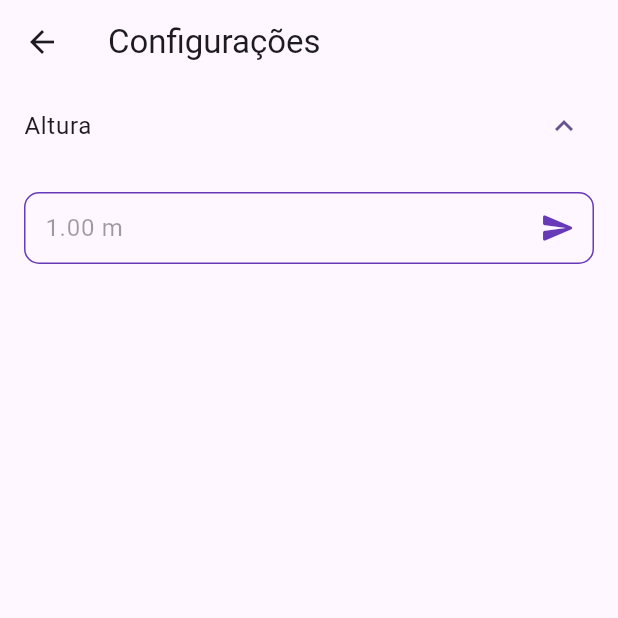
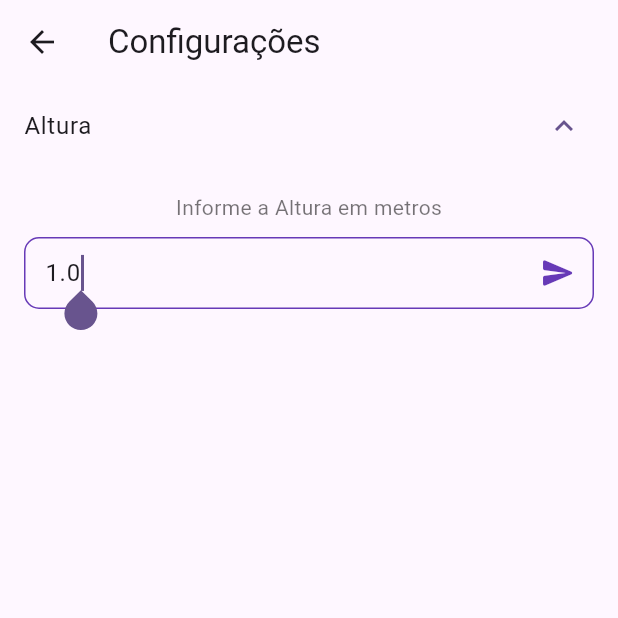
Before and after one commit to hakkinenT/flutter_calculadora_imc_hive, a Flutter app: the SettingsPage screen opened directly, after a tap on "Altura", on a phone screen of 412 x 824 dp, the top half of it. Run offline on Flutter 3.47's test engine with Material 2 defaults, Android fonts, the phone set to English and light mode, and no system bars; our stand-ins replace sqflite; accounts and stored records are empty; network calls fail.

Commit message:
ajuste no campo do formulário de texto e no campo de altura

```diff
--- a/lib/view/pages/settings_page.dart
+++ b/lib/view/pages/settings_page.dart
@@ -43,6 +43,13 @@ class _SettingsPageState extends State<SettingsPage> {
           if (loading) const PurpleLinearProgressIndicator(),
           HeightSettingItem(
             children: [
+              const Text(
+                "Informe a Altura em metros",
+                style: TextStyle(color: Colors.black54),
+              ),
+              const SizedBox(
+                height: 10,
+              ),
               CustomTextFormField(
                 controller: alturaController,
                 hintText: '${altura.toStringAsFixed(2)} m',
@@ -62,7 +69,7 @@ class _SettingsPageState extends State<SettingsPage> {
       var response = await repository.getAltura();
 
       setState(() {
-        altura = response;
+        alturaController.text = response.toString();
       });
     } catch (e) {
       if (mounted) {
--- a/lib/view/widgets/custom_text_form_field.dart
+++ b/lib/view/widgets/custom_text_form_field.dart
@@ -9,6 +9,7 @@ class CustomTextFormField extends StatelessWidget {
     this.onChanged,
     this.controller,
     this.suffixIcon,
+    this.initialValue,
   });
 
   final String hintText;
@@ -16,6 +17,7 @@ class CustomTextFormField extends StatelessWidget {
   final ValueChanged<String>? onChanged;
   final TextEditingController? controller;
   final Widget? suffixIcon;
+  final String? initialValue;
 
   @override
   Widget build(BuildContext context) {
@@ -24,7 +26,9 @@ class CustomTextFormField extends StatelessWidget {
         borderSide: const BorderSide(color: appColor));
 
     return TextFormField(
+      initialValue: initialValue,
       controller: controller,
+      autofocus: true,
       autovalidateMode: AutovalidateMode.onUserInteraction,
       decoration: InputDecoration(
         suffixIcon: suffixIcon,
```
